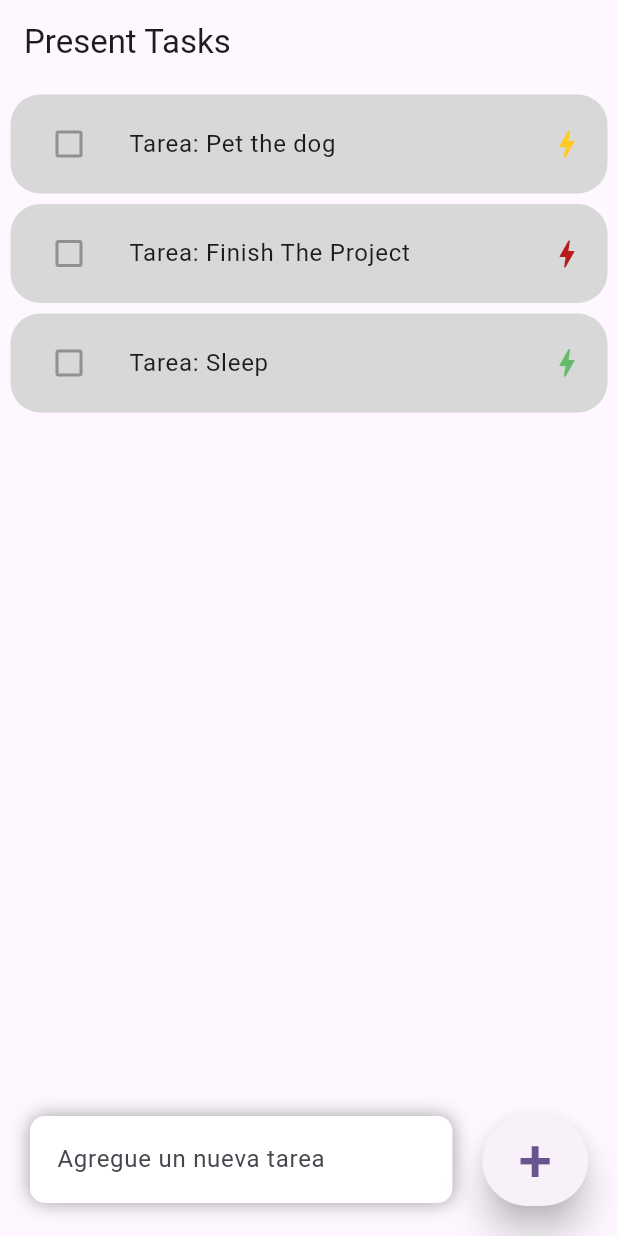
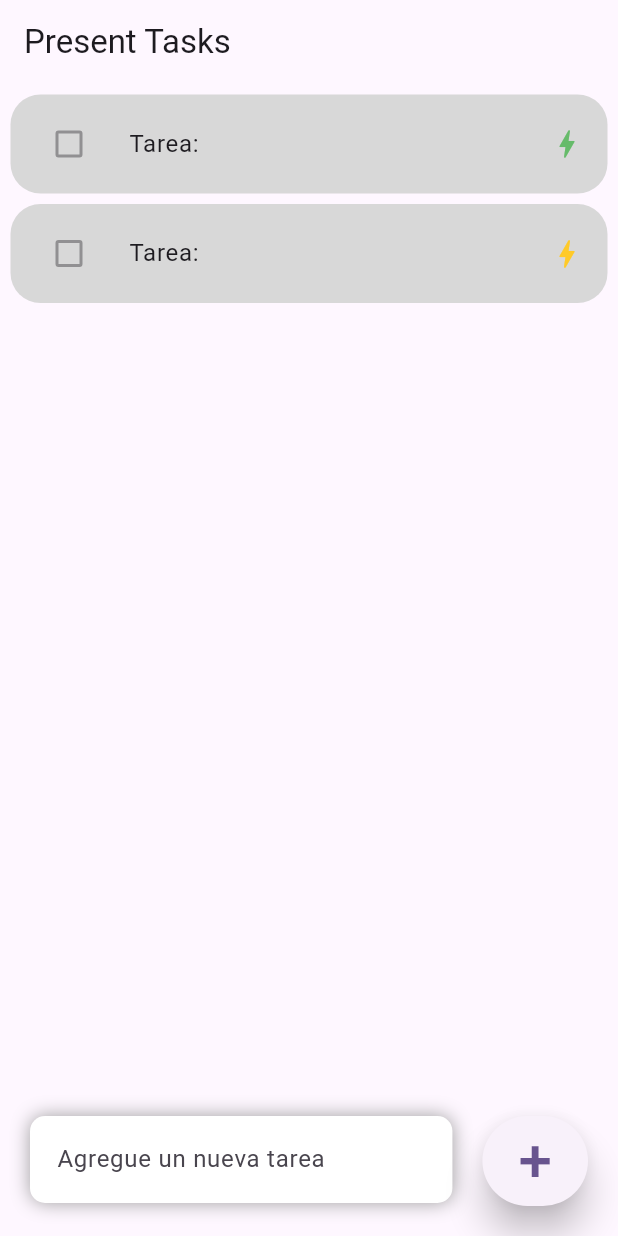
Before and after one commit to diazlisbeh/Todo-list-flutter, a Flutter app: the Inicio screen opened directly, after a tap on an icon or button, on a phone screen of 412 x 824 dp. Run offline on Flutter 3.47's test engine with Material 2 defaults, Android fonts, the phone set to English and light mode, and no system bars.

Commit message:
Funcionalidad de Agregar y Refactorizacion

```diff
--- /dev/null
+++ b/lib/addTask.dart
@@ -0,0 +1,14 @@
+ import 'package:todolist/logic.dart';
+ import 'package:flutter/widgets.dart';
+ import 'package:todolist/widgets/taskWidget.dart';
+
+ var widgetsTaskList = <Widget>[wTask(taskList[0])];
+ var taskList = <Task>[Task(taskName, Priority.low)];
+ var taskName = "";
+int tasklistLength = taskList.length;
+
+void addTask(){
+  var nesTask = Task(taskName, Priority.medium);
+  taskList.add(nesTask);
+  widgetsTaskList.add(wTask(taskList[taskList.length -1]));
+}
--- a/lib/logic.dart
+++ b/lib/logic.dart
@@ -2,9 +2,9 @@ enum Priority {low, medium, high}
 class Task{
   String name;
   bool active = false;
-  Priority p;
+  Priority priority;
 
-  Task(this.name, this.p);
+  Task(this.name, this.priority);
 
   complete(){
     if (!active) {
--- a/lib/maintest.dart
+++ b/lib/maintest.dart
@@ -1,5 +1,6 @@
 import 'package:flutter/material.dart';
 import 'package:todolist/logic.dart';
+import 'package:todolist/addTask.dart';
 
 void main() => runApp(ElliotsApp());
 
@@ -39,12 +40,11 @@ class ElliotsApp extends StatelessWidget {
             Container(
               margin: const EdgeInsets.all(7),
               child:
-                ListView(
-                  children: [
-                    wTask(Task("Pet the dog", Priority.medium)),
-                    wTask(Task("Finish The Project", Priority.high)),
-                    wTask(Task("Sleep", Priority.low))
-                  ],
+                ListView.builder(
+                  itemCount: widgetsTaskList.length,
+                  itemBuilder: (context, index)  {
+                    return widgetsTaskList[index];
+                  },
                 ),
               ),
               Align(alignment: Alignment.bottomCenter,
@@ -66,7 +66,12 @@ class ElliotsApp extends StatelessWidget {
                       borderRadius: BorderRadius.circular(10),
                       ),
 
-                      child: const TextField(
+                      child:  TextField(
+                        onChanged: (text) {
+                          setState(() {
+                            taskName =text;
+                          });
+                        },
                         decoration: InputDecoration(
                           hintText: 'Agregue un nueva tarea',
                           border: InputBorder.none
@@ -77,7 +82,11 @@ class ElliotsApp extends StatelessWidget {
                   Container(
                     margin: const EdgeInsets.only(bottom: 20, right: 20),
                     child: ElevatedButton(
-                      onPressed: () {},
+                      onPressed: () {
+                          setState(() {
+                            addTask();
+                          });
+                        },
                       style: ElevatedButton.styleFrom(
                         minimumSize: const Size(60, 60),
                         elevation: 10,
@@ -95,26 +104,3 @@ class ElliotsApp extends StatelessWidget {
       );
     }
   }
-
-Widget wTask(Task t){
-  return Container(
-    margin: const EdgeInsets.only(bottom: 7),
-    child:
-    ListTile(
-      //onTap: ,
-      //visualDensity: VisualDensity.adaptivePlatformDensity,
-      shape: RoundedRectangleBorder(borderRadius: BorderRadius.circular(20)),
-
-      contentPadding: const EdgeInsets.symmetric(horizontal: 15, vertical: 5),
-      tileColor: const Color.fromARGB(255, 216, 216, 216),
-      leading: Checkbox(value: t.active, onChanged: null,),
-      title: Text('Tarea: ${t.name}',
-      //  style: TextStyle(fontSize: 16),
-      ),
-      trailing: Icon(
-        Icons.bolt,
-        color: t.p == Priority.low ? Colors.green.shade400: t.p == Priority.medium ? Colors.amber.shade400 : Colors.red.shade900
-      ),
-  ),
-  );
-}
--- /dev/null
+++ b/lib/widgets/taskWidget.dart
@@ -0,0 +1,25 @@
+import 'package:flutter/widgets.dart';
+import 'package:todolist/logic.dart';
+import 'package:flutter/material.dart';
+Widget wTask(Task t){
+  return Container(
+    margin: const EdgeInsets.only(bottom: 7),
+    child:
+    ListTile(
+      //onTap: ,
+      //visualDensity: VisualDensity.adaptivePlatformDensity,
+      shape: RoundedRectangleBorder(borderRadius: BorderRadius.circular(20)),
+
+      contentPadding: const EdgeInsets.symmetric(horizontal: 15, vertical: 5),
+      tileColor: const Color.fromARGB(255, 216, 216, 216),
+      leading: Checkbox(value: t.active, onChanged: null,),
+      title: Text('Tarea: ${t.name}',
+      //  style: TextStyle(fontSize: 16),
+      ),
+      trailing: Icon(
+        Icons.bolt,
+        color: t.priority == Priority.low ? Colors.green.shade400: t.priority == Priority.medium ? Colors.amber.shade400 : Colors.red.shade900
+      ),
+  ),
+  );
+}
```
